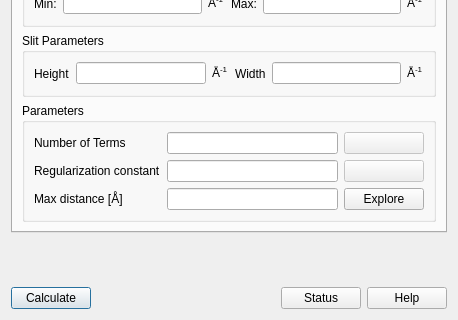
The window that src/sas/qtgui/Perspectives/PrInversion/UI/TabbedPrInversionUI.ui (SasView/sasview) describes before a commit, drawn with Qt 5; both pictures show x 0 to 458 and y 180 to 500 of the 458 by 500 pixel window.
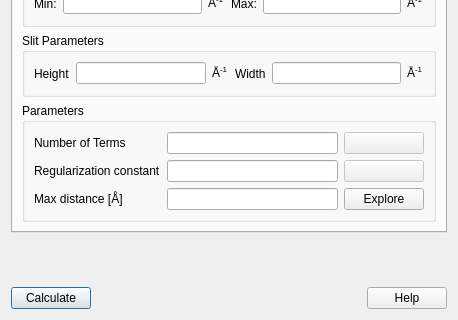
The same window after the commit.

Commit message: P(r) calculation threads running in Qt GUI.

```diff
--- a/src/sas/qtgui/Perspectives/PrInversion/UI/TabbedPrInversionUI.ui
+++ b/src/sas/qtgui/Perspectives/PrInversion/UI/TabbedPrInversionUI.ui
@@ -66,19 +66,6 @@
        </property>
       </spacer>
      </item>
-     <item>
-      <widget class="QPushButton" name="statusButton">
-       <property name="sizePolicy">
-        <sizepolicy hsizetype="Minimum" vsizetype="Fixed">
-         <horstretch>0</horstretch>
-         <verstretch>0</verstretch>
-        </sizepolicy>
-       </property>
-       <property name="text">
-        <string>Status</string>
-       </property>
-      </widget>
-     </item>
      <item>
       <widget class="QPushButton" name="helpButton">
        <property name="sizePolicy">
```
The commit also changes 3 other files.
